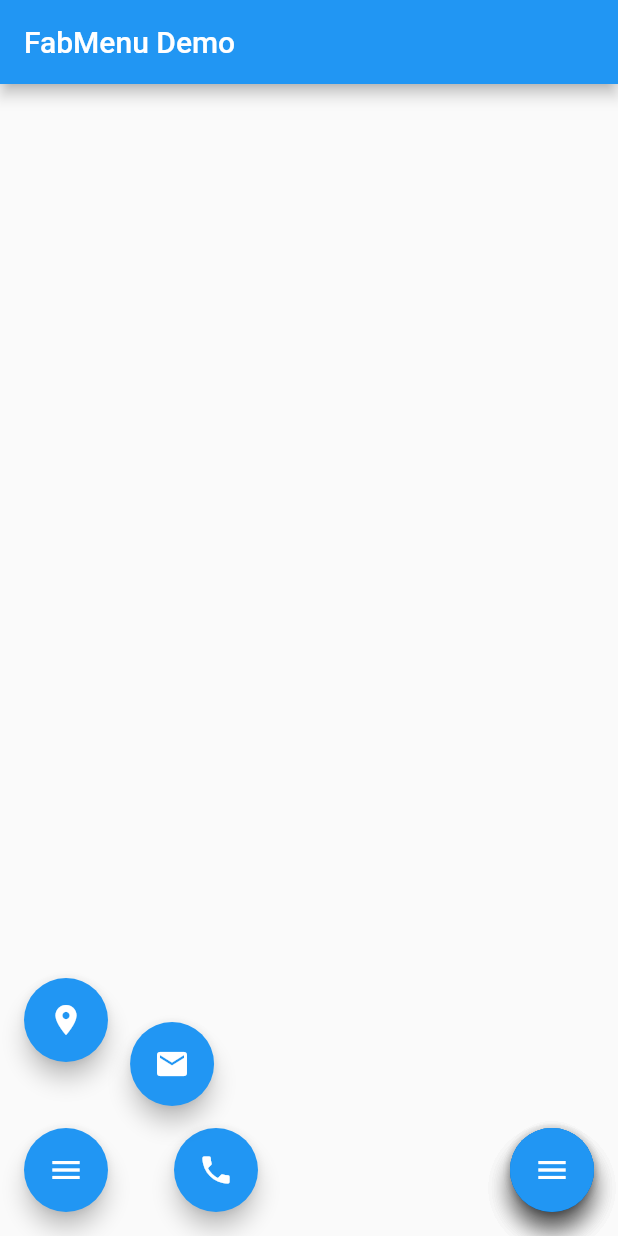
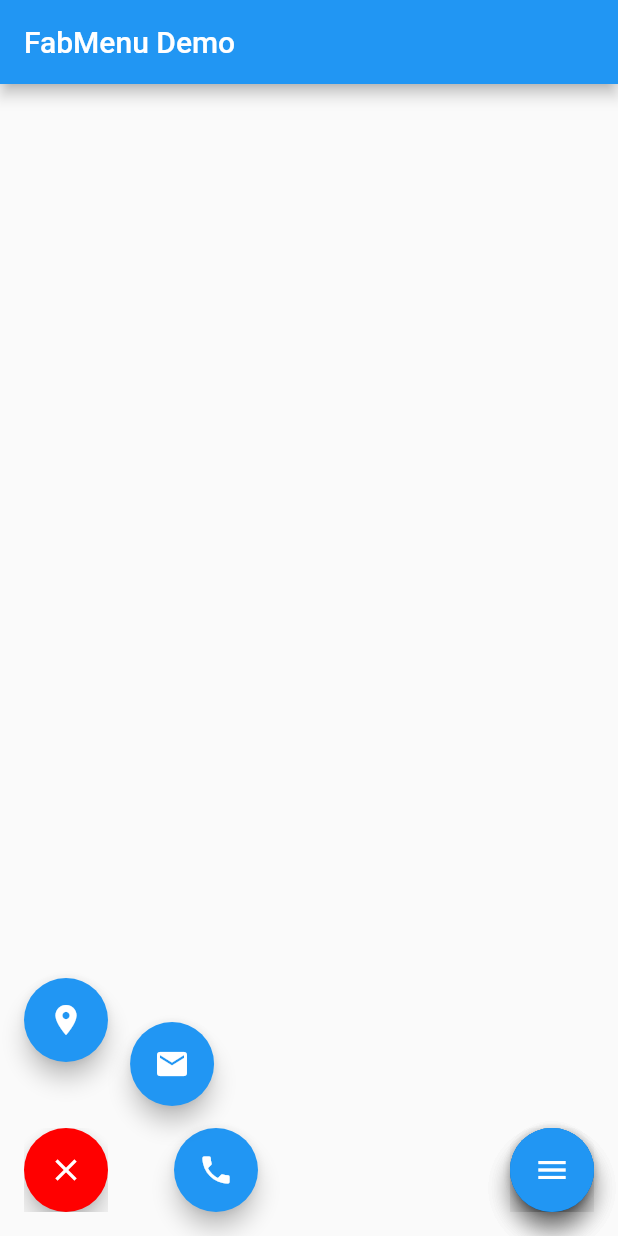
Before and after one commit to lyw1995/flutter-fab-menu, a Flutter app: the screen it shows after launch, after a tap on the "menu" icon, on a phone screen of 412 x 824 dp. Run offline on Flutter 3.47's test engine with Material 2 defaults, Android fonts, the phone set to English and light mode, and no system bars.

Commit message:
add a closing icon for the centerfab, when it is clicked

```diff
--- a/lib/fab_menu.dart
+++ b/lib/fab_menu.dart
@@ -1,40 +1,45 @@
 import 'package:flutter/material.dart';
 import 'dart:math' as M;
-
 enum MenuLocation {
   BottomRight, //The lower right corner
   BottomLeft //The lower left corner
 }
 
+/// FabMenu
 // ignore: must_be_immutable
 class FabMenu extends StatefulWidget {
-  FloatingActionButton _centerBtn;
+  // center fab must be init
+  CenterFab  _centerBtn;
 
   List<FloatingActionButton> _fabList = [];
-  AnimationController _animationController;
-  VoidCallback menuCallback;
+
+  MenuLocation _location ;
+
   _FabMenuState fs;
-  MenuLocation _location;
 
   @override
   State<StatefulWidget> createState() {
     if (_centerBtn == null) {
       throw FormatException('Expected centerBtn can not be null');
     }
-    fs = _FabMenuState(
-        centerBtn: _centerBtn, fabItems: _fabList, location: _location);
+    fs =  _FabMenuState(centerBtn: _centerBtn, fabItems: _fabList,location: _location);
     return fs;
   }
 
-  FabMenu addCenterFab(IconData icon, {String tooltip, bool mini = false}) {
-    _centerBtn = FloatingActionButton(
-        onPressed: () => fs._menuCallback(),
-        child: Icon(icon),
-        tooltip: tooltip,
-        mini: mini);
+  /// add Center FloatingActionButton and init CloseMenu
+  ///
+  /// The arguments [IconData] is must be not null.
+  ///
+  FabMenu addCenterFab(IconData icon,
+      {String tooltip, bool mini = false, int closeColor = 0xffff0000}) {
+    _centerBtn = new CenterFab(icon: icon,tooltip: tooltip,mini: mini,closeColor: closeColor,menuCallback: ()=>fs._changeMenu());
     return this;
   }
 
+  /// add Action FloatingActionButton ,but fab size must <= 3
+  ///
+  /// The arguments [IconData] is must be not null.
+  ///
   FabMenu addActionFab(IconData icon,
       {String tooltip, VoidCallback onPressed, bool mini = false}) {
     if (_fabList.length > 3) {
@@ -45,6 +50,10 @@ class FabMenu extends StatefulWidget {
     return this;
   }
 
+  /// set fab menu location
+  ///
+  /// The arguments [MenuLocation], is enum value [BottomRight] or [BottomLeft].
+  ///
   FabMenu setLocation(MenuLocation location) {
     _location = location;
     return this;
@@ -56,36 +65,32 @@ class _FabMenuState extends State<FabMenu> with TickerProviderStateMixin {
   static const String actionBtn = 'actionBtn';
   AnimationController _animationController;
   List<LayoutId> _fabItems = [];
-  VoidCallback _menuCallback;
   MenuLocation location;
-  bool _isOpen = false;
+  bool isOpen = false;
 
-  _FabMenuState(
-      {@required FloatingActionButton centerBtn,
-      @required List<FloatingActionButton> fabItems,
-      this.location}) {
-    _menuCallback = () => _changeMenu();
+  _FabMenuState({@required CenterFab  centerBtn, @required List<FloatingActionButton> fabItems, this.location}) {
+    // init _fabItems
     for (int i = 0; i < fabItems.length; i++) {
       _fabItems.add(LayoutId(id: '$actionBtn$i', child: fabItems[i]));
     }
-    _fabItems.add(LayoutId(id: "$menuBtn", child: centerBtn));
+    _fabItems.add(LayoutId(id: "$menuBtn",child: centerBtn));
   }
-
+  /// center fab callback
   void _changeMenu() {
-    if (!_isOpen)
+    if (!isOpen) {
       _animationController.forward();
-    else
+    } else {
       _animationController.reverse();
-
-    _isOpen = !_isOpen;
+    }
+    isOpen = !isOpen;
   }
 
   @override
   void initState() {
     super.initState();
 
-    _animationController = AnimationController(
-        vsync: this, duration: Duration(milliseconds: 1000));
+    _animationController =
+        AnimationController(vsync: this, duration: Duration(milliseconds: 800));
   }
 
   @override
@@ -97,7 +102,7 @@ class _FabMenuState extends State<FabMenu> with TickerProviderStateMixin {
           delegate: _FabMenuDelegate(
               controller: _animationController.view,
               menuLocation:
-                  location == null ? MenuLocation.BottomRight : location,
+              location == null ? MenuLocation.BottomRight : location,
               count: _fabItems.length),
           children: _fabItems,
         );
@@ -115,7 +120,7 @@ class _FabMenuDelegate extends MultiChildLayoutDelegate {
 
   _FabMenuDelegate({@required this.controller, this.menuLocation, this.count})
       : _animation = Tween<double>(begin: 0.0, end: 100).animate(
-            CurvedAnimation(curve: Curves.elasticOut, parent: controller));
+      CurvedAnimation(curve: Curves.elasticOut, parent: controller));
 
   Offset _calcMenuLocation(Size size, Size widget) {
     switch (this.menuLocation) {
@@ -132,8 +137,6 @@ class _FabMenuDelegate extends MultiChildLayoutDelegate {
 
   Offset _calcItemLocation(int index, Size size, Size widget) {
     Offset location = _calcMenuLocation(size, widget);
-    //        var itemAngle1 = (_animation.value) * M.cos(180 * (M.pi / 180));
-//        var itemAngle11 = (_animation.value) * M.sin(180 * (M.pi / 180));
     switch (this.menuLocation) {
       case MenuLocation.BottomLeft:
         double radians = -index * 45 * (M.pi / 180);
@@ -170,3 +173,50 @@ class _FabMenuDelegate extends MultiChildLayoutDelegate {
   @override
   bool shouldRelayout(_FabMenuDelegate oldDelegate) => true;
 }
+/// [CenterFab] is wrapper AnimatedCrossFade StatefulWidget
+/// [_CenterFabState] fades between two representations of the FloatingActionButton.
+/// It depends on a boolean field _isOpen; when _isOpen is true, the first fab [close] is show,
+/// otherwise the second fab[centerMenu] is shown.
+/// When the field changes state, the AnimatedCrossFade widget cross-fades between the two forms of the fab over 300 milliseconds.
+class CenterFab extends StatefulWidget {
+  IconData icon;
+  String tooltip;
+  bool mini = false;
+  int closeColor = 0xffff0000;
+  VoidCallback menuCallback;
+  CenterFab({@required this.icon,this.tooltip,this.mini ,this.closeColor,this.menuCallback });
+
+  @override
+  _CenterFabState createState() => _CenterFabState(icon: this.icon,tooltip: this.tooltip,mini: this.mini,closeColor: this.closeColor,menuCallback: this.menuCallback);
+}
+
+class _CenterFabState extends State<CenterFab> {
+  bool _isOpen = false;
+  VoidCallback menuCallback;
+  _CenterFabState({@required IconData icon,String tooltip, bool mini = false, int closeColor = 0xffff0000,this.menuCallback});
+
+  changeState(){
+    menuCallback();
+    setState( ()=>_isOpen = !_isOpen);
+  }
+  @override
+  Widget build(BuildContext context) {
+    return Container(
+        child: AnimatedCrossFade(
+          duration: const Duration(milliseconds: 300),
+          // Close Menu
+          firstChild: FloatingActionButton(
+            onPressed: changeState,
+              child: Icon(Icons.close),
+              backgroundColor: Color(0xffff0000),
+              mini: false),
+          // Center Menu
+          secondChild: FloatingActionButton(
+              onPressed: changeState,
+              child: Icon(Icons.menu),
+              mini: false),
+          crossFadeState: _isOpen ? CrossFadeState.showFirst : CrossFadeState.showSecond,
+        ),
+      );
+  }
+}
```
Also changed, not shown: 1 other file.
